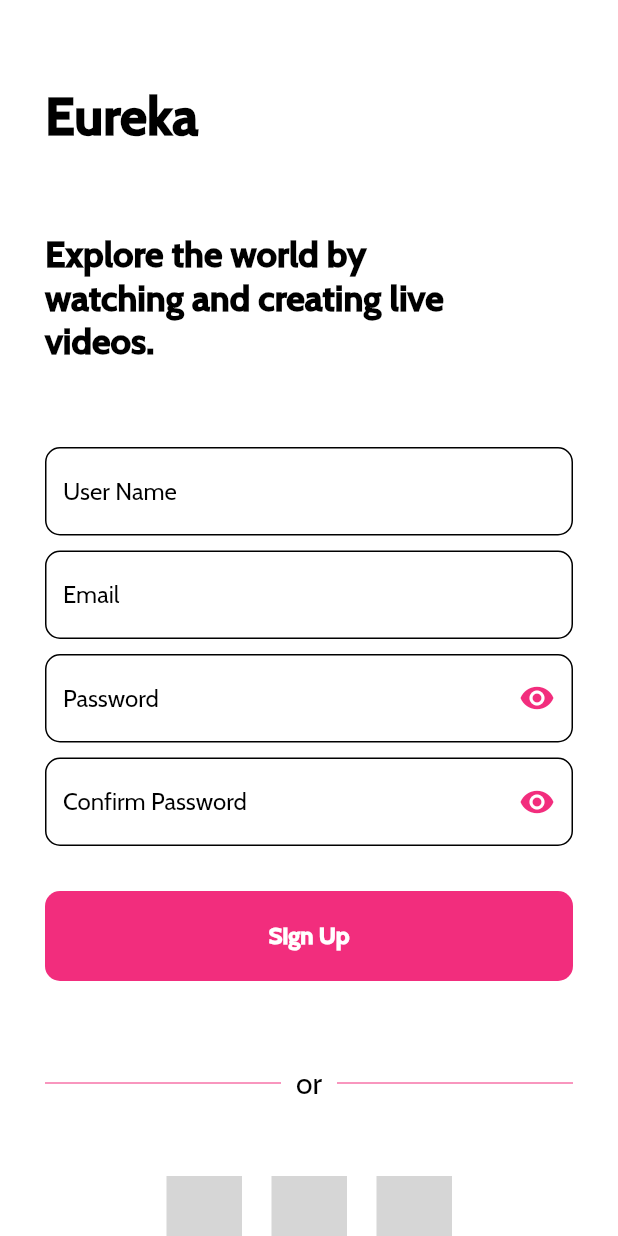
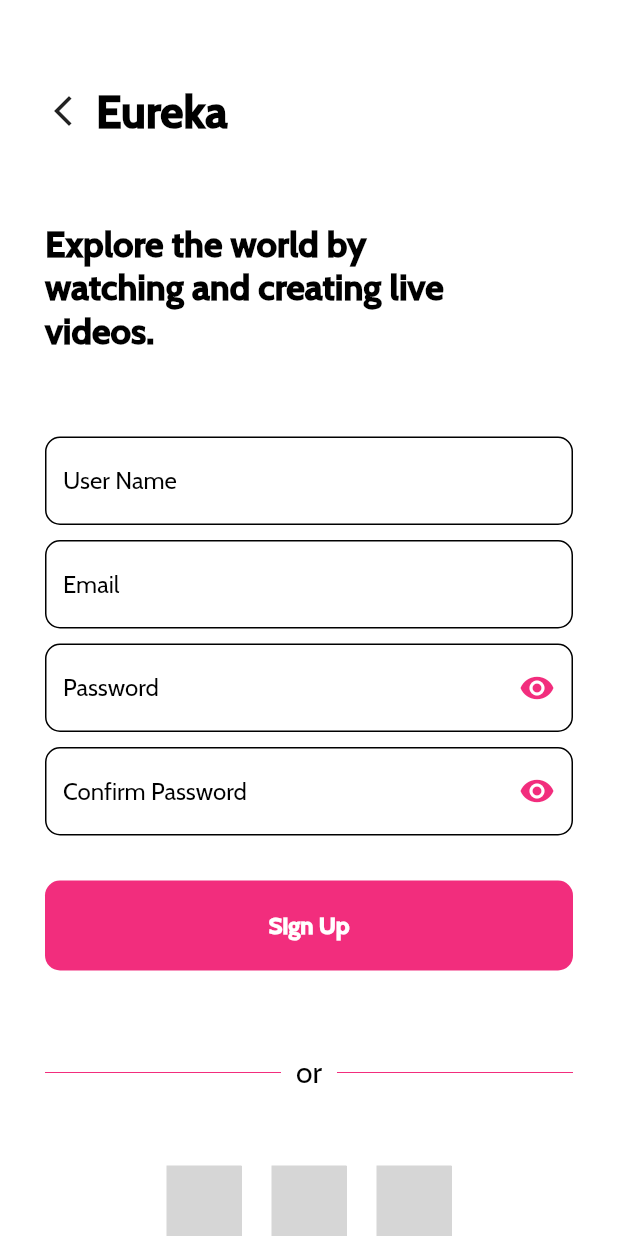
Before and after one commit to Shahabmustafa/eureka, a Flutter app: the SignUpView screen opened directly, on a phone screen of 412 x 824 dp. Run offline on Flutter 3.47's test engine with Material 3 defaults, Android fonts, the light colour scheme and no system bars; our stand-ins replace cached_network_image, google_fonts, iconsax, video_player; missing offline and left inert: flutter_social_media_button; grey boxes are pictures that could not be loaded.

Commit message:
add code

```diff
--- a/lib/view/auth/signup_view.dart
+++ b/lib/view/auth/signup_view.dart
@@ -1,3 +1,4 @@
+import 'package:flutter/cupertino.dart';
 import 'package:flutter/material.dart';
 import 'package:flutter_social_media_button/flutter_social_media_button.dart';
 import 'package:google_fonts/google_fonts.dart';
@@ -25,13 +26,24 @@ class _SignUpViewState extends State<SignUpView> {
               const SizedBox(
                 height: kToolbarHeight,
               ),
+              Row(
+                children: [
+                  GestureDetector(
+                    onTap: (){
+                      Navigator.pop(context);
+                    },
+                    child: Icon(Icons.arrow_back_ios_new),
+                  ),
+                  SizedBox(width: 10,),
                   Text(
                     "Eureka",
                     style: GoogleFonts.cabin(
                       fontWeight: FontWeight.w900,
-                  fontSize: 35,
+                      fontSize: 30,
                       color: EColor.black,
                     ),
+                  ),
+                ],
               ),
               const SizedBox(
                 height: kToolbarHeight,
```
Lines whose indentation alone changed are shown as unchanged.
